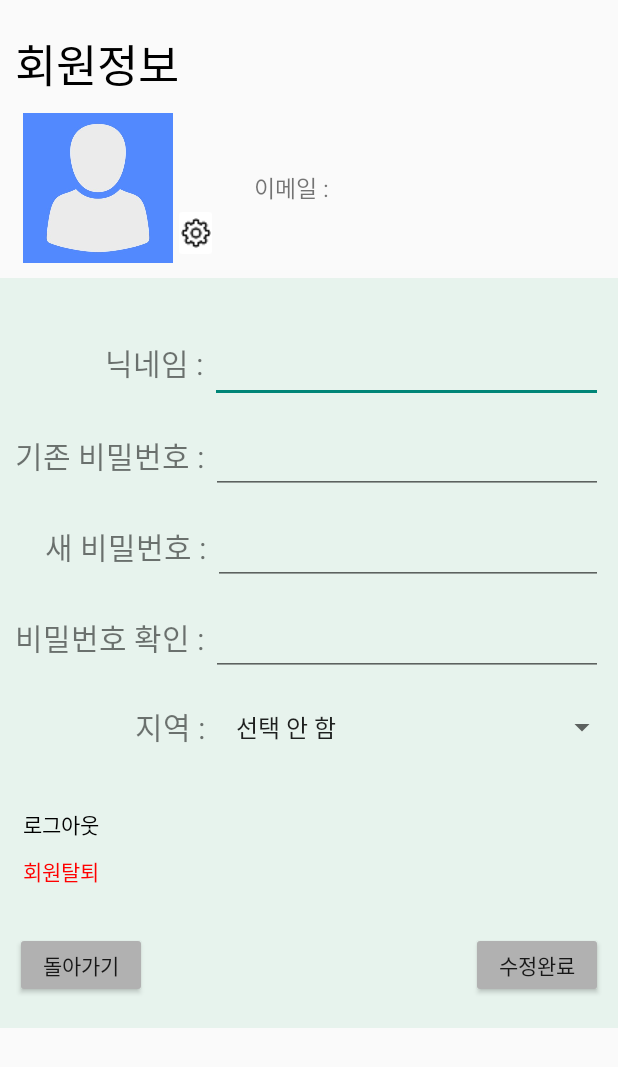
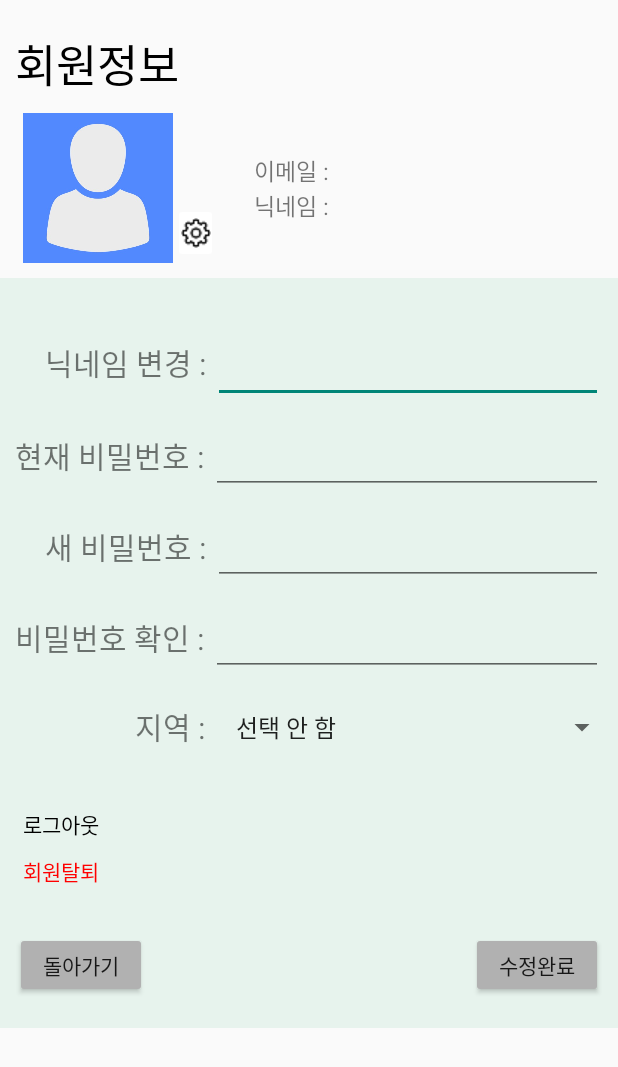
Before and after one commit to yeeyoung20/capstone, an Android app: the MyInfoChange screen opened directly, with no data from a screen before it, on a phone screen of 412 x 824 dp. Shown: the top 1067 px of the screen. Run offline under Robolectric (Android 15) with nearby library versions, the phone set to English and light mode, and no system bars; our stand-ins replace Firebase (no records; nobody signed in at launch, a user with empty details on screens opened directly).

Commit message:
닉네임 비밀번호 변경 분리

```diff
--- a/app/src/main/res/layout/activity_my_info_change.xml
+++ b/app/src/main/res/layout/activity_my_info_change.xml
@@ -54,6 +54,21 @@
                     android:layout_width="match_parent"
                     android:layout_height="wrap_content" />
             </LinearLayout>
+            <LinearLayout
+                android:layout_width="230dp"
+                android:layout_height="wrap_content" >
+                <TextView
+                    android:text=" 닉네임 :    "
+                    android:textSize="15dp"
+                    android:layout_marginLeft="20dp"
+                    android:layout_width="wrap_content"
+                    android:layout_height="wrap_content" />
+                <TextView
+                    android:id="@+id/userNickname"
+                    android:textSize="15dp"
+                    android:layout_width="match_parent"
+                    android:layout_height="wrap_content" />
+            </LinearLayout>
         </LinearLayout>
     </LinearLayout>
 
@@ -73,14 +88,14 @@
             android:layout_height="wrap_content" >
             <TextView
                 android:layout_gravity="center"
-                android:text="닉네임 : "
+                android:text="닉네임 변경 : "
                 android:textSize="20dp"
-                android:paddingLeft="60dp"
+                android:paddingLeft="20dp"
                 android:layout_width="wrap_content"
                 android:layout_height="wrap_content" />
 
             <EditText
-                android:id="@+id/userNickname"
+                android:id="@+id/changeNickname"
                 android:textSize="20dp"
                 android:layout_marginTop="5dp"
                 android:layout_marginRight="10dp"
@@ -99,7 +114,7 @@
             android:layout_height="wrap_content" >
             <TextView
                 android:layout_gravity="center"
-                android:text="기존 비밀번호 : "
+                android:text="현재 비밀번호 : "
                 android:textSize="20dp"
                 android:layout_width="wrap_content"
                 android:layout_height="wrap_content" />
```
Also changed, not shown: app/src/main/java/com/example/ecoproject_android/MyInfoChange.kt (+71 -55 lines).
